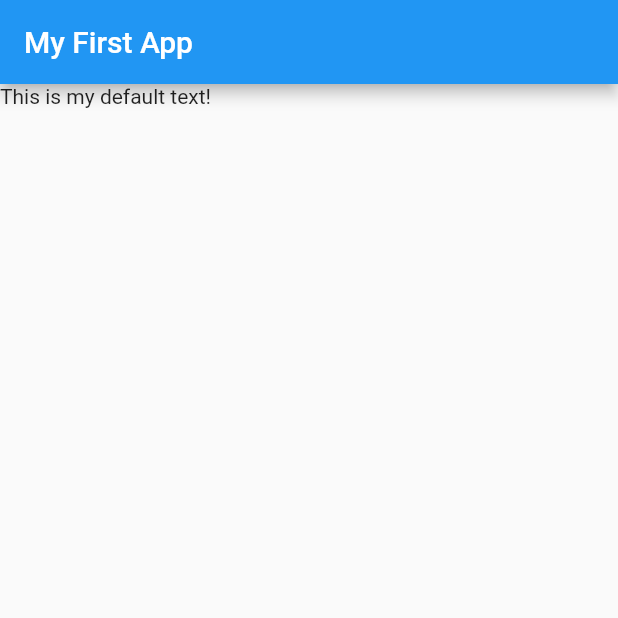
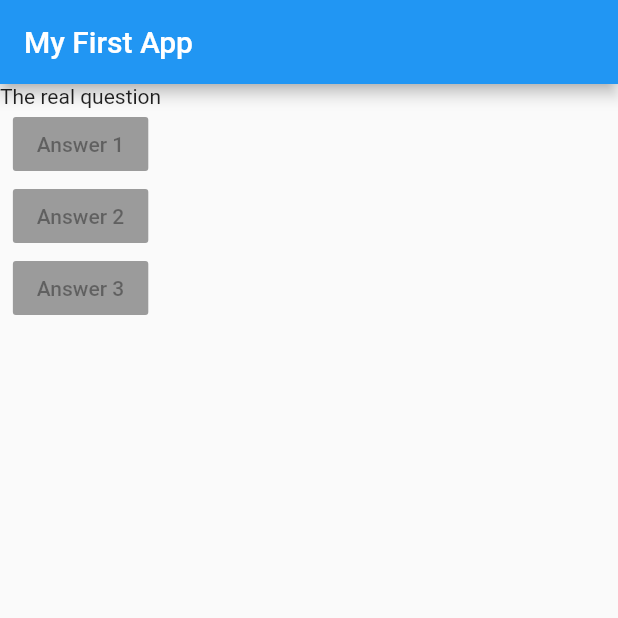
Before and after one commit to BulcsuFarmasi/quiz_app, a Flutter app: the screen it shows after launch, on a phone screen of 412 x 824 dp, the top half of it. Run offline on Flutter 3.47's test engine with Material 2 defaults, Android fonts, the phone set to English and light mode, and no system bars.

Commit message:
add layout widgets

```diff
--- a/lib/main.dart
+++ b/lib/main.dart
@@ -9,10 +9,27 @@ void main() => runApp(MyApp());
 class MyApp extends StatelessWidget {
   @override
   Widget build(BuildContext context) {
+    List<String> questions = ['What\'s your favorite color?', 'What\'s your favorite animal?'];
     return MaterialApp(
       home: Scaffold(
         appBar: AppBar(title: Text('My First App')),
-        body: Text('This is my default text!'),
+        body: Column(
+          children: <Widget>[
+            Text('The real question'),
+            RaisedButton(
+              child: Text('Answer 1'),
+              onPressed: null,
+            ),
+            RaisedButton(
+              child: Text('Answer 2'),
+              onPressed: null,
+            ),
+            RaisedButton(
+              child: Text('Answer 3'),
+              onPressed: null,
+            ),
+          ],
+        ),
       ),
     );
   }
```
